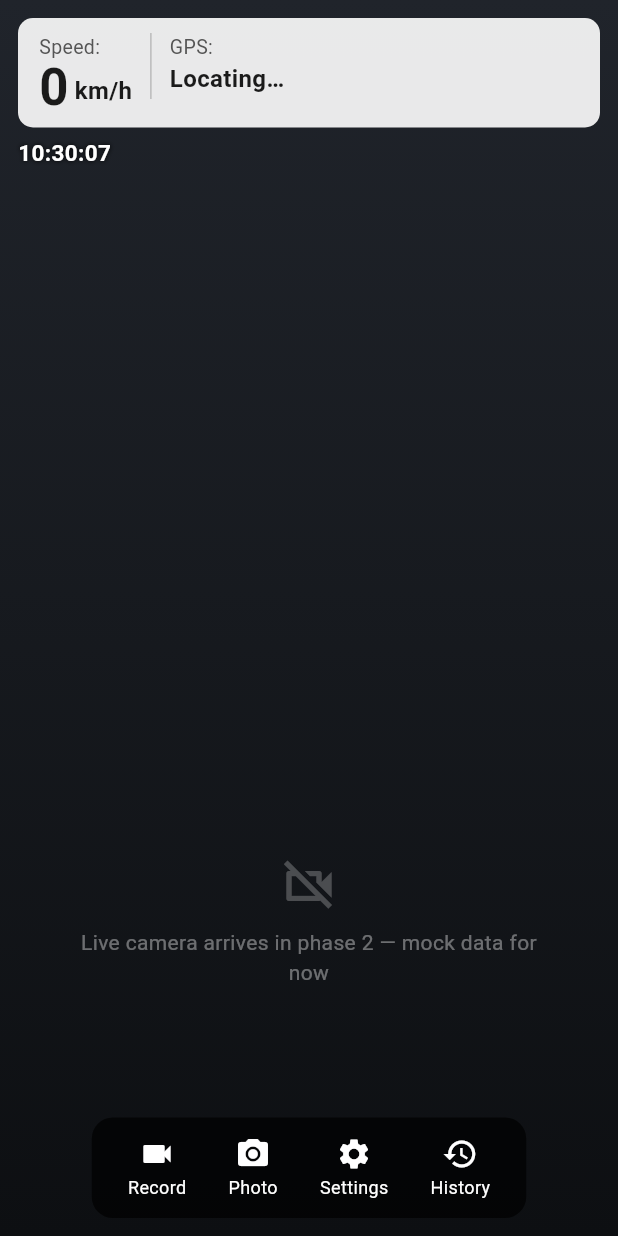
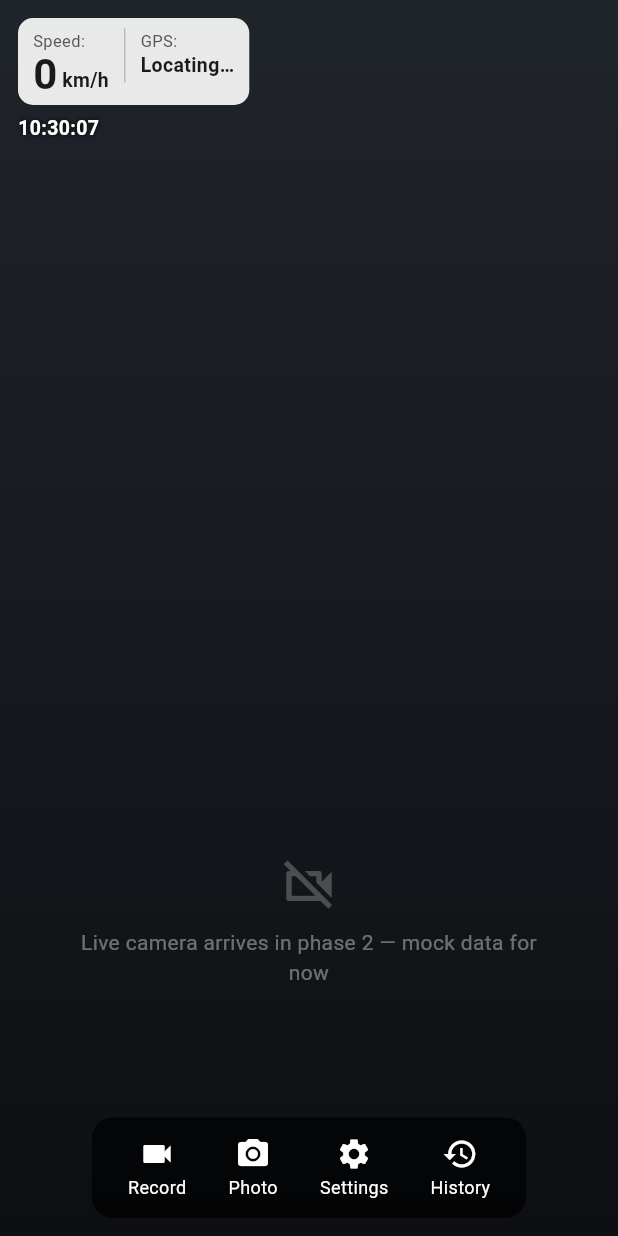
Before and after one commit to p29hieu/phone-adas, a Flutter app: the screen it shows after launch, on a phone screen of 412 x 824 dp. Run offline on Flutter 3.47's test engine with Material 3 defaults, Android fonts, the phone set to English and light mode, and no system bars; our stand-ins replace equatable, firebase_core, firebase_crashlytics, flutter_bloc, flutter_tts, geocoding and 3 more; missing offline and left inert: gal; accounts and stored records are empty.

Commit message:
fix: sideways preview under rotation lock + compact two-sided HUD
Orientation: applyOrientation() was dispatched in parallel with session
configuration, so it ran before the video connection existed and silently
no-oped; with rotation lock enabled no orientation event ever retried it,
leaving the preview stuck at the connection's landscape default. It now
runs after configureSessionIfNeeded + startRunning complete.

HUD: the info card and weather chip had Rows without mainAxisSize.min and
stretched full-width (dominant in landscape). Top bar is now two compact
clusters — left: speed/GPS card (smaller type, 28px numeral) with clock +
area beneath; right: mock badge, weather chip and dev counts stacked —
leaving the center clear for the road.

```diff
--- a/lib/features/hud/hud_screen.dart
+++ b/lib/features/hud/hud_screen.dart
@@ -294,25 +294,37 @@ class _HudScreenState extends State<HudScreen> {
                     child: Column(
                       crossAxisAlignment: CrossAxisAlignment.start,
                       children: [
-                        Wrap(
-                          spacing: 8,
-                          runSpacing: 8,
-                          crossAxisAlignment: WrapCrossAlignment.start,
+                        Row(
+                          crossAxisAlignment: CrossAxisAlignment.start,
                           children: [
-                            _InfoCard(state: state, l10n: l10n, time: _time),
-                            if (state.mock)
+                            Flexible(
+                              child: _InfoCard(
+                                  state: state, l10n: l10n, time: _time),
+                            ),
+                            const SizedBox(width: 8),
+                            Column(
+                              crossAxisAlignment: CrossAxisAlignment.end,
+                              children: [
+                                if (state.mock) ...[
                                   StatusBadge(
                                     l10n.mockModeBadge,
                                     background: Colors.orange.shade800,
                                   ),
-                            if (state.weather != null)
+                                  const SizedBox(height: 6),
+                                ],
+                                if (state.weather != null) ...[
                                   _WeatherChip(
                                     icon: _weatherIcon(state.weather!.kind),
                                     label:
                                         '${state.weather!.tempC.round()}°C'
                                         '${state.weather!.isStale ? ' *' : ''}',
                                   ),
-                            if (context.watch<SettingsCubit>().state.devMode)
+                                  const SizedBox(height: 6),
+                                ],
+                                if (context
+                                    .watch<SettingsCubit>()
+                                    .state
+                                    .devMode)
                                   _DevCountsChip(
                                     cars: state.vehicles
                                         .where((v) => v.cls != 'motorcycle')
@@ -320,6 +332,8 @@ class _HudScreenState extends State<HudScreen> {
                                     motos: state.vehicles
                                         .where((v) => v.cls == 'motorcycle')
                                         .length,
+                                  ),
+                              ],
                             ),
                           ],
                         ),
@@ -355,40 +369,45 @@ class _InfoCard extends StatelessWidget {
 
   @override
   Widget build(BuildContext context) {
-    const labelStyle = TextStyle(color: Color(0xFF555555), fontSize: 13);
+    const labelStyle = TextStyle(color: Color(0xFF555555), fontSize: 11);
     const valueStyle = TextStyle(
       color: Color(0xFF1A1A1A),
-      fontSize: 16,
+      fontSize: 13,
       fontWeight: FontWeight.w600,
+      height: 1.25,
     );
     return Column(
+      mainAxisSize: MainAxisSize.min,
       crossAxisAlignment: CrossAxisAlignment.start,
       children: [
         Container(
-          padding: const EdgeInsets.symmetric(horizontal: 14, vertical: 10),
+          padding: const EdgeInsets.symmetric(horizontal: 10, vertical: 7),
           decoration: BoxDecoration(
             color: const Color(0xE6FFFFFF),
             borderRadius: BorderRadius.circular(10),
           ),
           child: Row(
+            mainAxisSize: MainAxisSize.min,
             crossAxisAlignment: CrossAxisAlignment.start,
             children: [
               Column(
+                mainAxisSize: MainAxisSize.min,
                 crossAxisAlignment: CrossAxisAlignment.start,
                 children: [
                   const Text('Speed:', style: labelStyle),
                   Row(
+                    mainAxisSize: MainAxisSize.min,
                     crossAxisAlignment: CrossAxisAlignment.end,
                     children: [
                       HudNumeral(
                         state.speedKmh.toStringAsFixed(0),
-                        size: 34,
+                        size: 28,
                         color: const Color(0xFF1A1A1A),
                       ),
-                      const SizedBox(width: 4),
-                      Padding(
-                        padding: const EdgeInsets.only(bottom: 3),
-                        child: Text(l10n.hudSpeedUnit, style: valueStyle),
+                      const SizedBox(width: 3),
+                      const Padding(
+                        padding: EdgeInsets.only(bottom: 2),
+                        child: Text('km/h', style: valueStyle),
                       ),
                     ],
                   ),
@@ -396,11 +415,12 @@ class _InfoCard extends StatelessWidget {
               ),
               Container(
                 width: 1,
-                height: 44,
-                margin: const EdgeInsets.symmetric(horizontal: 12),
+                height: 36,
+                margin: const EdgeInsets.symmetric(horizontal: 10),
                 color: const Color(0x33000000),
               ),
               Column(
+                mainAxisSize: MainAxisSize.min,
                 crossAxisAlignment: CrossAxisAlignment.start,
                 children: [
                   const Text('GPS:', style: labelStyle),
@@ -429,7 +449,7 @@ class _InfoCard extends StatelessWidget {
               time,
               style: const TextStyle(
                 color: Colors.white,
-                fontSize: 15,
+                fontSize: 13,
                 fontWeight: FontWeight.w600,
                 shadows: [Shadow(blurRadius: 4, color: Colors.black)],
               ),
@@ -442,7 +462,7 @@ class _InfoCard extends StatelessWidget {
                   overflow: TextOverflow.ellipsis,
                   style: const TextStyle(
                     color: Colors.white70,
-                    fontSize: 13,
+                    fontSize: 12,
                     shadows: [Shadow(blurRadius: 4, color: Colors.black)],
                   ),
                 ),
@@ -470,14 +490,15 @@ class _WeatherChip extends StatelessWidget {
         borderRadius: BorderRadius.circular(10),
       ),
       child: Row(
+        mainAxisSize: MainAxisSize.min,
         children: [
-          Icon(icon, size: 18, color: const Color(0xFF1A1A1A)),
+          Icon(icon, size: 16, color: const Color(0xFF1A1A1A)),
           const SizedBox(width: 5),
           Text(
             label,
             style: const TextStyle(
               color: Color(0xFF1A1A1A),
-              fontSize: 14,
+              fontSize: 13,
               fontWeight: FontWeight.w600,
             ),
           ),
```
Also changed, not shown: 1 other file. Lines whose indentation alone changed are shown as unchanged.
